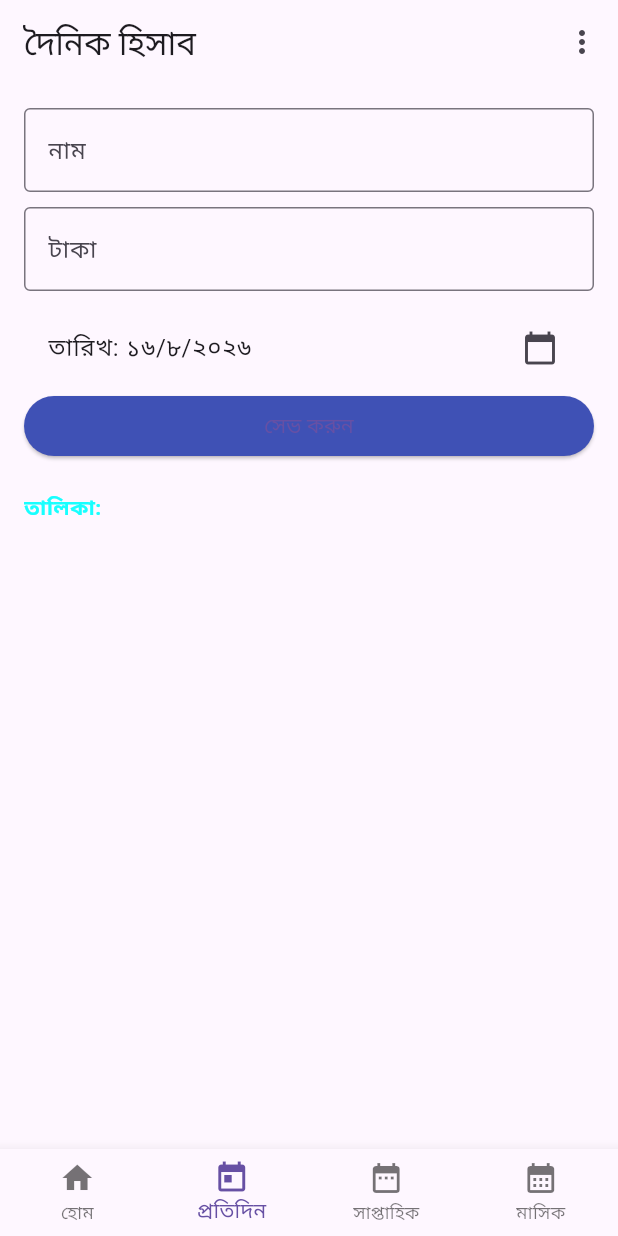
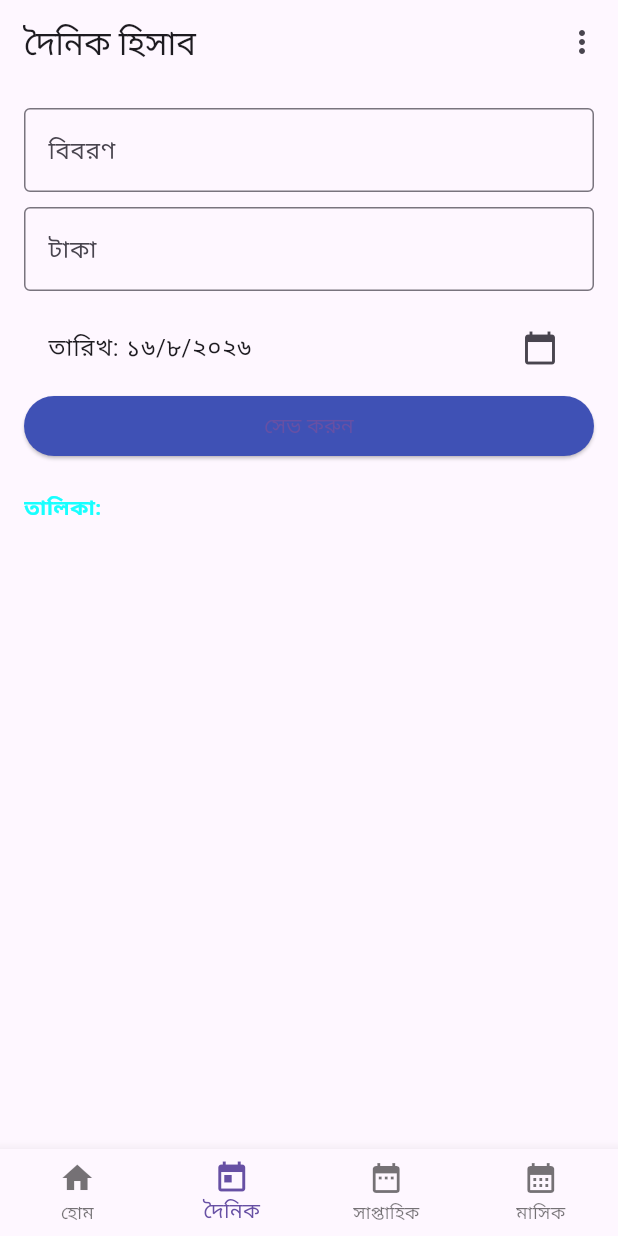
Before and after one commit to anisurrahaman768472-design/ledger-app, a Flutter app: the screen it shows after launch, item 2 of the bottom bar chosen, on a phone screen of 412 x 824 dp. Run offline on Flutter 3.47's test engine with Material 3 defaults, Android fonts, the phone set to English and light mode, and no system bars; our stand-ins replace shared_preferences.

Commit message:
Update main.dart

```diff
--- a/lib/main.dart
+++ b/lib/main.dart
@@ -59,7 +59,7 @@ class AppLocalizations {
       'title_daily': 'দৈনিক হিসাব',
       'title_weekly': 'সাপ্তাহিক হিসাব',
       'title_monthly': 'মাসিক হিসাব',
-      'label_desc': 'নাম',
+      'label_desc': 'বিবরণ',
       'label_amount': 'টাকা',
       'label_date': 'তারিখ',
       'btn_save': 'সেভ করুন',
@@ -69,7 +69,7 @@ class AppLocalizations {
       'btn_yes': 'হ্যাঁ',
       'btn_no': 'না',
       'home_nav': 'হোম',
-      'daily_nav': 'প্রতিদিন',
+      'daily_nav': 'দৈনিক',
       'weekly_nav': 'সাপ্তাহিক',
       'monthly_nav': 'মাসিক',
       'settings': 'সেটিংস',
```
